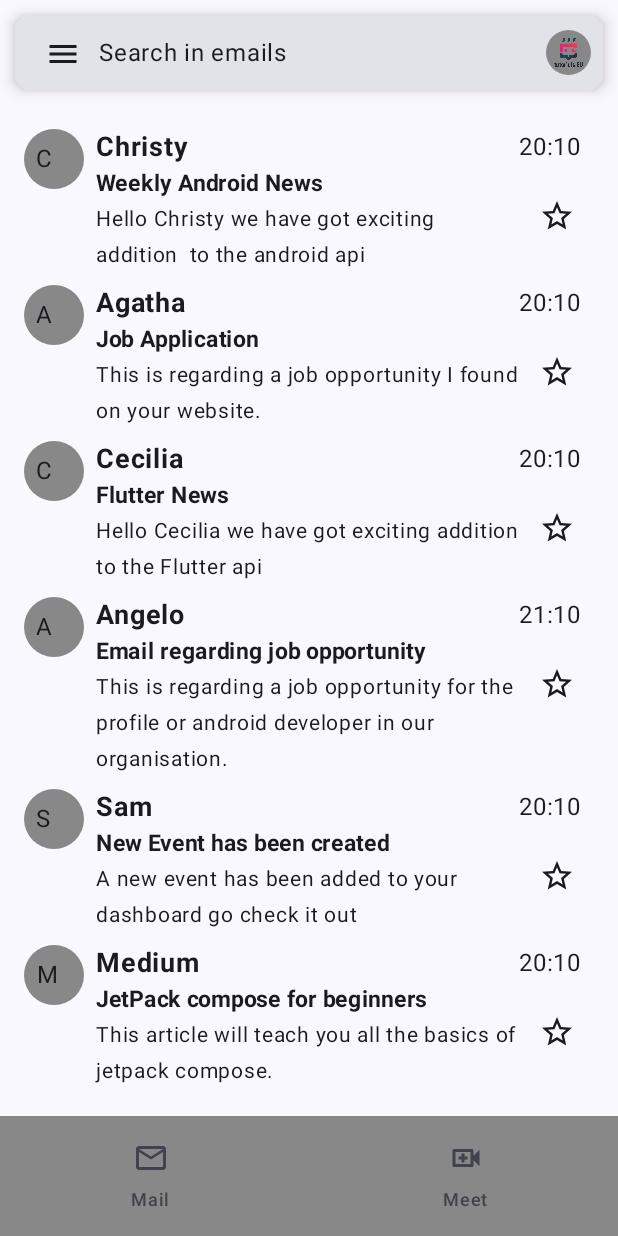
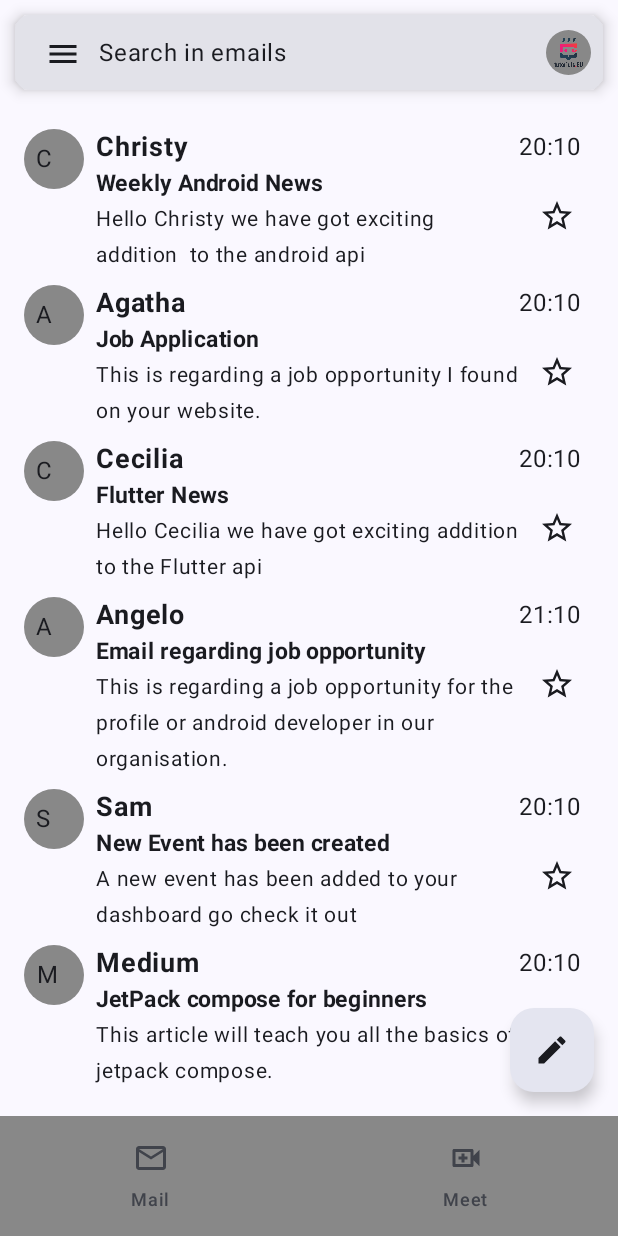
Before and after one commit to novjean/Zap-Mail, an Android app built with Jetpack Compose: the screen it shows after launch (MainActivity), on a phone screen of 412 x 824 dp. Run offline under Robolectric (Android 15) with nearby library versions, the phone set to English and light mode, and no system bars.

Commit message:
dialog UI

```diff
--- a/app/src/main/java/com/novatech/zmailclone/MainActivity.kt
+++ b/app/src/main/java/com/novatech/zmailclone/MainActivity.kt
@@ -14,6 +14,7 @@ import androidx.compose.material3.Surface
 import androidx.compose.material3.rememberDrawerState
 import androidx.compose.runtime.Composable
 import androidx.compose.runtime.mutableStateOf
+import androidx.compose.runtime.remember
 import androidx.compose.runtime.rememberCoroutineScope
 import androidx.compose.runtime.saveable.rememberSaveable
 import androidx.compose.ui.Modifier
@@ -22,6 +23,7 @@ import com.novatech.zmailclone.components.HomeAppBar
 import com.novatech.zmailclone.components.HomeBottomMenu
 import com.novatech.zmailclone.components.MailList
 import com.novatech.zmailclone.components.ZmailDrawerMenu
+import com.novatech.zmailclone.components.ZmailFab
 import com.novatech.zmailclone.ui.theme.ZmailCloneTheme
 
 class MainActivity : ComponentActivity() {
@@ -50,6 +52,11 @@ fun ZmailApp() {
     val bottomBarState = rememberSaveable { (mutableStateOf(true)) }
 //    val navController = rememberNavController()
 
+    // this will be used for the dialog
+    val openDialog = remember {
+        mutableStateOf(false)
+    }
+
     ModalNavigationDrawer(
         drawerState = drawerState,
         drawerContent = {
@@ -57,15 +64,19 @@ fun ZmailApp() {
         },
     ) {
         Scaffold(
-            topBar = { HomeAppBar(drawerState, coroutineScope) },
+            topBar = { HomeAppBar(drawerState, coroutineScope, openDialog) },
             bottomBar = {
                 HomeBottomMenu(
 //                    navController = navController,
 //                    bottomBarState = bottomBarState
                 )
+            },
+            floatingActionButton = {
+                ZmailFab(scrollState)
             }
+
             ) {
-            MailList(paddingValues = it)
+            MailList(paddingValues = it, scrollState)
         }
     }
 }
--- a/app/src/main/java/com/novatech/zmailclone/components/HomeAppBar.kt
+++ b/app/src/main/java/com/novatech/zmailclone/components/HomeAppBar.kt
@@ -2,6 +2,7 @@ package com.novatech.zmailclone.components
 
 import androidx.compose.foundation.Image
 import androidx.compose.foundation.background
+import androidx.compose.foundation.clickable
 import androidx.compose.foundation.layout.Box
 import androidx.compose.foundation.layout.Row
 import androidx.compose.foundation.layout.fillMaxSize
@@ -19,6 +20,7 @@ import androidx.compose.material3.Icon
 import androidx.compose.material3.IconButton
 import androidx.compose.material3.Text
 import androidx.compose.runtime.Composable
+import androidx.compose.runtime.MutableState
 import androidx.compose.ui.Alignment
 import androidx.compose.ui.Modifier
 import androidx.compose.ui.draw.clip
@@ -33,7 +35,11 @@ import kotlinx.coroutines.CoroutineScope
 import kotlinx.coroutines.launch
 
 @Composable
-fun HomeAppBar(drawerState: DrawerState, scope: CoroutineScope) {
+fun HomeAppBar(
+    drawerState: DrawerState,
+    scope: CoroutineScope,
+    openDialog: MutableState<Boolean>
+) {
 
     Box(modifier = Modifier.padding(10.dp)) {
         Card(
@@ -71,8 +77,14 @@ fun HomeAppBar(drawerState: DrawerState, scope: CoroutineScope) {
                         .background(
                             color = Color.Gray
                         )
+                        .clickable {
+                            openDialog.value = true
+                        }
+                )
 
-                )
+                if(openDialog.value){
+                    AccountsDialog(openDialog = openDialog)
+                }
             }
         }
     }
--- a/app/src/main/java/com/novatech/zmailclone/components/MailList.kt
+++ b/app/src/main/java/com/novatech/zmailclone/components/MailList.kt
@@ -1,5 +1,8 @@
 package com.novatech.zmailclone.components
 
+import androidx.compose.foundation.ScrollState
+import androidx.compose.foundation.gestures.Orientation
+import androidx.compose.foundation.gestures.scrollable
 import androidx.compose.foundation.layout.Box
 import androidx.compose.foundation.layout.Column
 import androidx.compose.foundation.layout.PaddingValues
@@ -31,11 +34,14 @@ import com.novatech.zmailclone.mailList
 import com.novatech.zmailclone.model.MailData
 
 @Composable
-fun MailList(paddingValues: PaddingValues) {
+fun MailList(paddingValues: PaddingValues, scrollState: ScrollState) {
     Box(modifier = Modifier.padding(paddingValues)){
         LazyColumn(modifier = Modifier
             .fillMaxSize()
-            .padding(16.dp)) {
+            .padding(16.dp)
+            .scrollable(scrollState, Orientation.Vertical)
+
+        ) {
             items(mailList) {
                 mailData -> MailItem(mailData = mailData)
             }
--- /dev/null
+++ b/app/src/main/java/com/novatech/zmailclone/components/ZmailFab.kt
@@ -0,0 +1,30 @@
+package com.novatech.zmailclone.components
+
+import androidx.compose.foundation.ScrollState
+import androidx.compose.material.icons.Icons
+import androidx.compose.material.icons.filled.Edit
+import androidx.compose.material3.ExtendedFloatingActionButton
+import androidx.compose.material3.FloatingActionButton
+import androidx.compose.material3.Icon
+import androidx.compose.material3.MaterialTheme
+import androidx.compose.material3.Text
+import androidx.compose.runtime.Composable
+import androidx.compose.ui.unit.sp
+
+@Composable
+fun ZmailFab(scrollState: ScrollState) {
+
+    if(scrollState.value > 100){
+        ExtendedFloatingActionButton(
+            onClick = { /*TODO*/ },
+            icon = { Icon(imageVector = Icons.Default.Edit, "")},
+            text = { Text(text = "Compose", fontSize = 16.sp) },
+        )
+    } else{
+        FloatingActionButton(onClick = { /*TODO*/ },
+            containerColor = MaterialTheme.colorScheme.surface,
+        ) {
+            Icon(imageVector = Icons.Default.Edit, "")
+        }
+    }
+}
```
Also changed, not shown: app/src/main/java/com/novatech/zmailclone/components/AccountsDialog.kt (added, +122 -0 lines), app/src/main/res/drawable/google.jpg (added).
